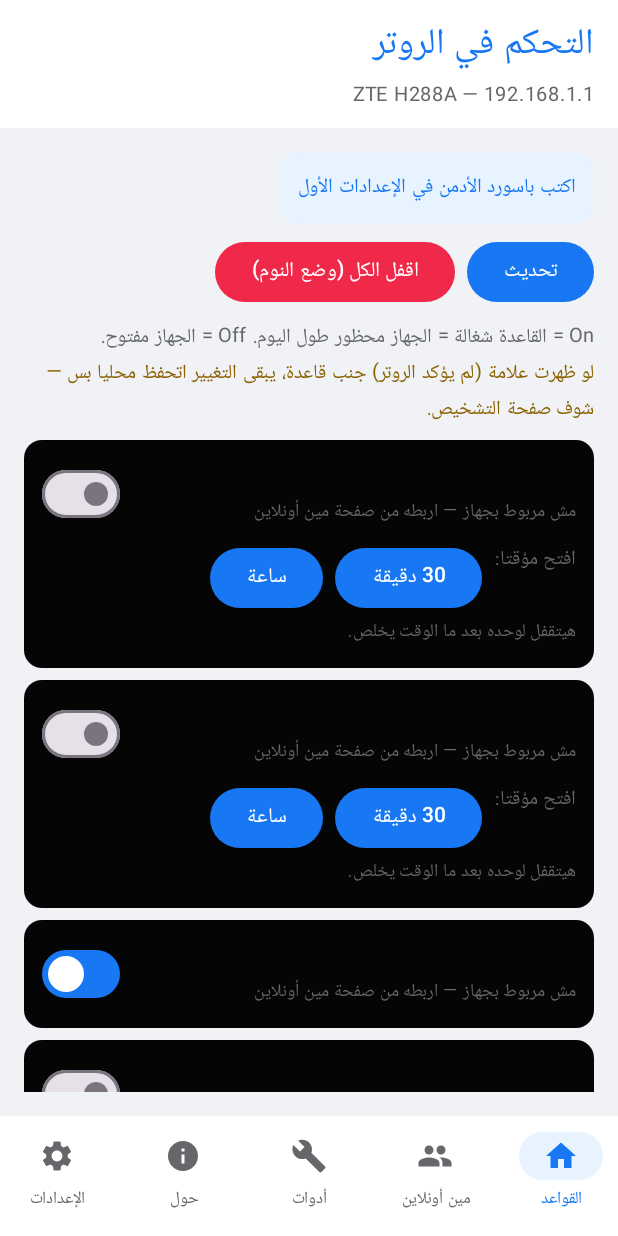
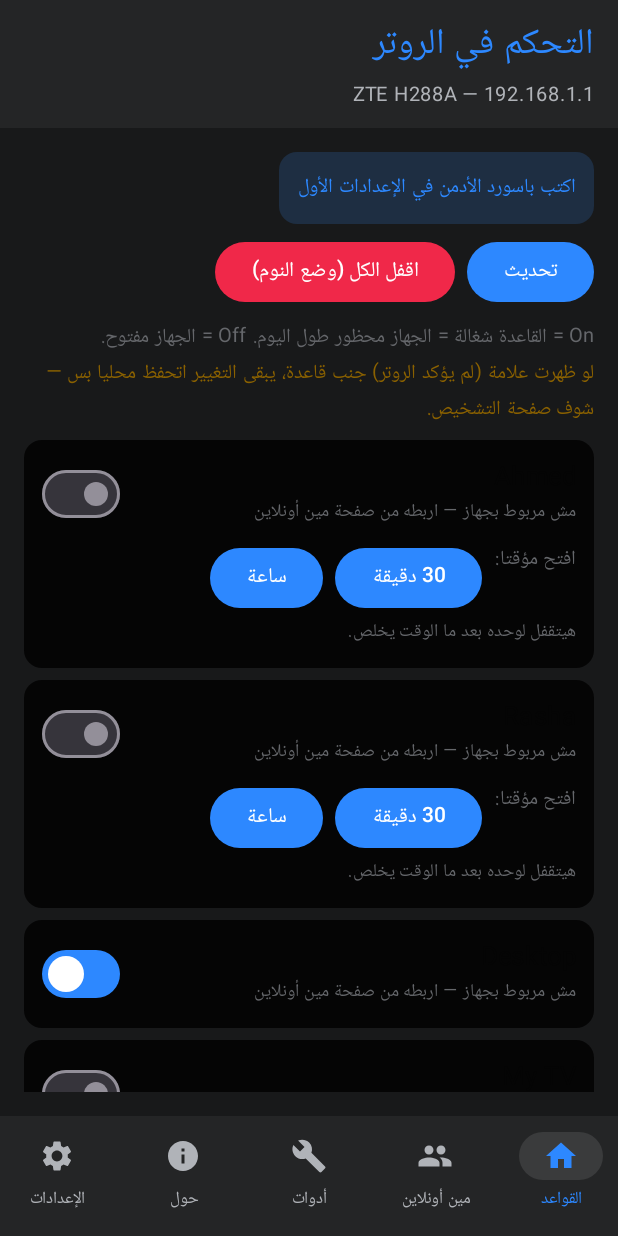
Before and after one commit to kader6000-cmd/RouterControl, an Android app built with Jetpack Compose: the screen it shows after launch (MainActivity), after a tap on "تحديث", on a phone screen of 412 x 824 dp. Run offline under Robolectric (Android 15) with nearby library versions, the phone set to English and light mode, and no system bars; 1 statement that could not run was skipped.

Commit message:
RouterControl v1.9.9: add app/src/main/java/com/routercontrol/app/MainActivity.kt

```diff
--- a/app/src/main/java/com/routercontrol/app/MainActivity.kt
+++ b/app/src/main/java/com/routercontrol/app/MainActivity.kt
@@ -27,14 +27,15 @@ import com.routercontrol.app.ui.RouterViewModel
 import com.routercontrol.app.ui.Screens
 import kotlinx.coroutines.launch
 
-// Facebook-style theme (v1.9.8): light gray feed background, white cards and
-// top bar, Facebook blue primary — replaces the dark navy/cyan theme.
-// The launcher icon is NOT changed (user request).
-private val FbBlue = Color(0xFF1877F2)
-private val FbLightBlue = Color(0xFFE7F3FF)
-private val FbBg = Color(0xFFF0F2F5)
-private val FbText = Color(0xFF050505)
-private val FbMuted = Color(0xFF65676B)
+// Facebook dark-mode theme (v1.9.9): dark gray feed background, darker cards
+// and top bar, Facebook dark blue primary, light text — replaces the light
+// theme (the user does not like the white app). The launcher icon is NOT changed.
+private val FbBlue = Color(0xFF2D88FF)
+private val FbLightBlue = Color(0xFF3A3B3C)
+private val FbBg = Color(0xFF18191A)
+private val FbCard = Color(0xFF242526)
+private val FbText = Color(0xFFE4E6EB)
+private val FbMuted = Color(0xFFB0B3B8)
 
 class MainActivity : ComponentActivity() {
     override fun onCreate(savedInstanceState: Bundle?) {
@@ -45,11 +46,11 @@ class MainActivity : ComponentActivity() {
             var unlocked by remember { mutableStateOf(false) }
             CompositionLocalProvider(LocalLayoutDirection provides LayoutDirection.Rtl) {
                 MaterialTheme(
-                    colorScheme = lightColorScheme(
+                    colorScheme = darkColorScheme(
                         primary = FbBlue,
                         secondary = FbBlue,
                         background = FbBg,
-                        surface = Color.White,
+                        surface = FbCard,
                         onPrimary = Color.White,
                         onBackground = FbText,
                         onSurface = FbText
@@ -145,7 +146,7 @@ private fun AppShell(vm: RouterViewModel) {
         containerColor = FbBg,
         topBar = {
             Column(
-                Modifier.fillMaxWidth().background(Color.White)
+                Modifier.fillMaxWidth().background(FbCard)
                     .padding(horizontal = 16.dp, vertical = 10.dp)
             ) {
                 Text("التحكم في الروتر", color = FbBlue, fontSize = 24.sp)
@@ -153,7 +154,7 @@ private fun AppShell(vm: RouterViewModel) {
             }
         },
         bottomBar = {
-            NavigationBar(containerColor = Color.White) {
+            NavigationBar(containerColor = FbCard) {
                 tabs.forEach { (key, label, icon) ->
                     NavigationBarItem(
                         selected = page == key,
@@ -174,7 +175,7 @@ private fun AppShell(vm: RouterViewModel) {
     ) { padding ->
         Column(Modifier.fillMaxSize().padding(padding).padding(16.dp)) {
             if (state.message != null) {
-                Card(colors = CardDefaults.cardColors(containerColor = FbLightBlue)) {
+                Card(colors = CardDefaults.cardColors(containerColor = Color(0xFF1E2E42))) {
                     Text(
                         state.message ?: "",
                         color = FbBlue,
```
